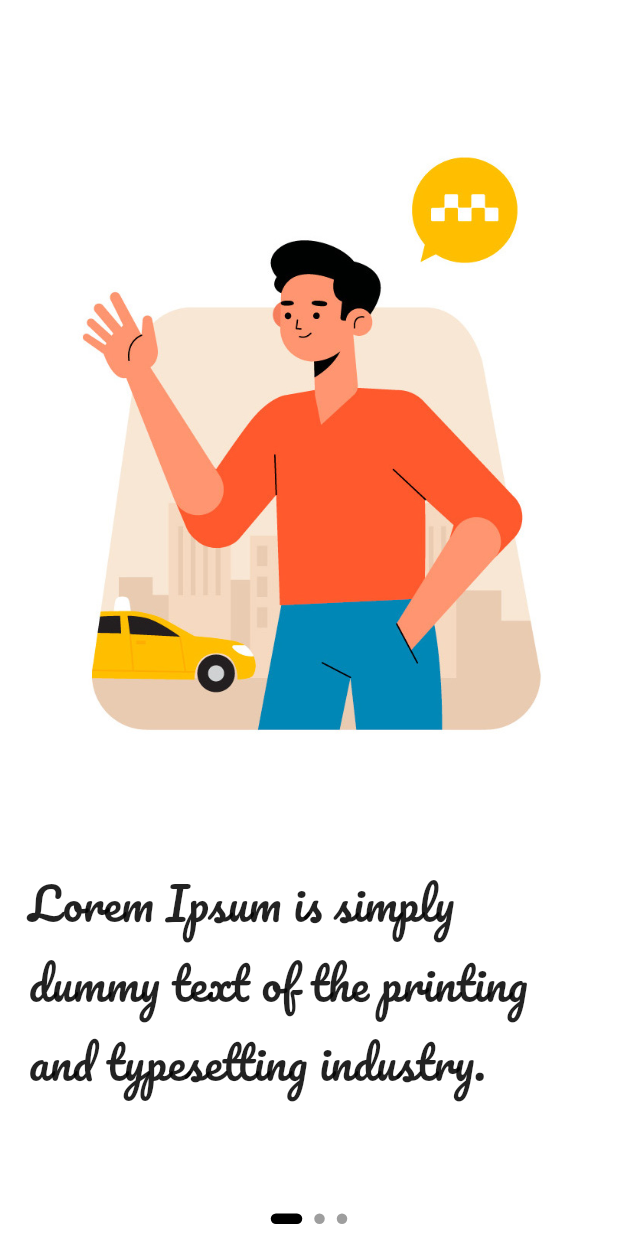
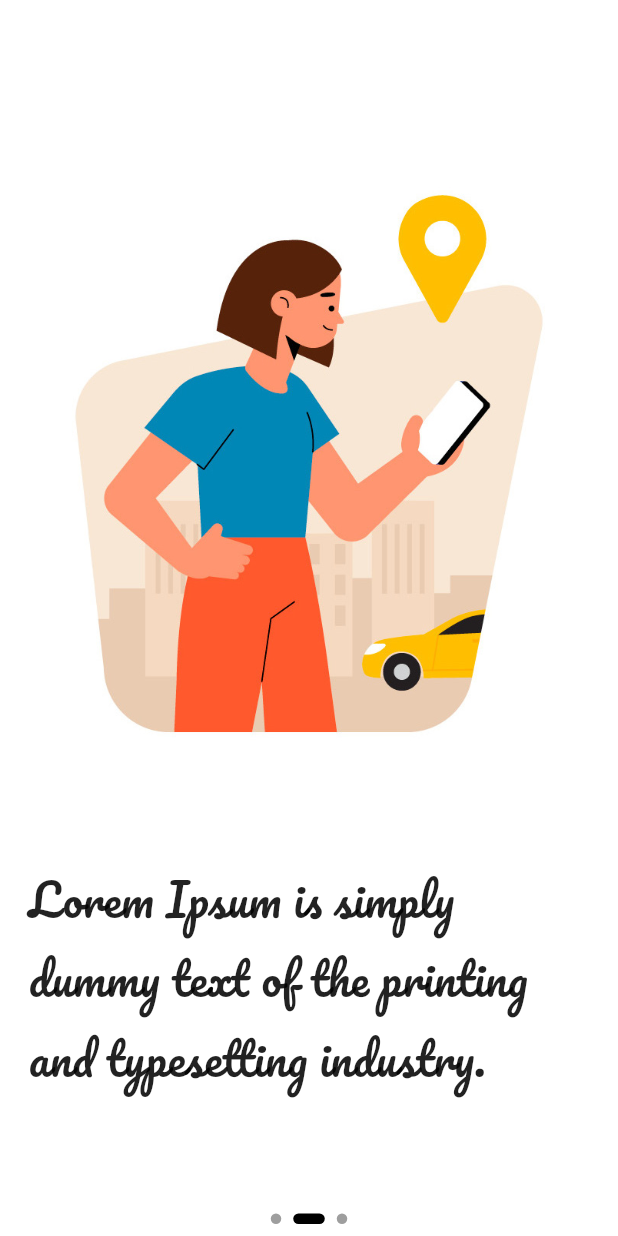
Before and after one commit to Mindinventory/onboarding_animation, a Flutter app: the screen it shows after launch, on a phone screen of 412 x 824 dp. Run offline on Flutter 3.47's test engine with Material 2 defaults, Android fonts, the phone set to English and light mode, and no system bars; drawn by our look-alikes of smooth_page_indicator; our stand-ins replace google_fonts.

```diff
--- a/example/lib/main.dart
+++ b/example/lib/main.dart
@@ -35,9 +35,10 @@ class _OnBoardingAnimationExampleState
   Widget build(BuildContext context) {
     return Scaffold(
       backgroundColor: Colors.white.withOpacity(.9),
-      body: const Padding(
+      body: Padding(
         padding: EdgeInsets.all(8.0),
         child: OnBoardingAnimation(
+          controller: PageController(initialPage: 1),
           pages: [
             _GetCardsContent(
               image: 'assets/images/image_1.jpg',
--- a/lib/onboarding_animation.dart
+++ b/lib/onboarding_animation.dart
@@ -7,6 +7,9 @@ import 'package:smooth_page_indicator/smooth_page_indicator.dart';
 class OnBoardingAnimation extends StatefulWidget {
   /// This parameter is required. need to provide list of [Widget] user wants to show on onBoarding.
   final List<Widget> pages;
+
+  /// This parameter is use to set the page controller.
+  final PageController? controller;
 
   /// This parameter is used to set the offset of the indicator.
   final double indicatorOffset;
@@ -91,6 +94,7 @@ class OnBoardingAnimation extends StatefulWidget {
 
   const OnBoardingAnimation({
     required this.pages,
+    this.controller,
     this.indicatorOffset = 10.0,
     this.indicatorDotWidth = 10.0,
     this.indicatorDotHeight = 10.0,
@@ -125,15 +129,18 @@ class OnBoardingAnimation extends StatefulWidget {
 }
 
 class _OnBoardingAnimationState extends State<OnBoardingAnimation> {
-  final PageController _pageController = PageController(initialPage: 0);
+  late PageController _pageController;
   final ValueNotifier<double> _pageIndex = ValueNotifier(0.0);
 
   /// Initialize the listener to add page listener.
   @override
   void initState() {
     super.initState();
-    WidgetsBinding.instance!.addPostFrameCallback((_) {
+    _pageController = widget.controller ?? PageController(initialPage: 0);
+    WidgetsBinding.instance.addPostFrameCallback((_) {
+      _pageIndex.value = _pageController.page ?? 0;
       _pageController.addListener(_listener);
+
     });
   }
 
@@ -180,11 +187,13 @@ class _OnBoardingAnimationState extends State<OnBoardingAnimation> {
                     },
                   );
                 },
-                onPageChanged: (index) => _pageIndex.value = index.toDouble(),
+                // onPageChanged: (index) => _pageIndex.value = index.toDouble(),
               );
             },
             valueListenable: _pageIndex,
           ),
+
+
           Align(
             alignment: _getIndicatorPosition()!,
             child: SmoothPageIndicator(
--- a/pubspec.yaml
+++ b/pubspec.yaml
@@ -1,7 +1,7 @@
 name: onboarding_animation
 description: This package provides page type animation to onboarding screens and provides indicator.
-version: 0.0.1
-homepage: https://github.com/mi-ghanshyam/onboarding_animation
+version: 0.0.2
+repository: https://github.com/mi-ghanshyam/onboarding_animation
 
 environment:
   sdk: ">=2.12.0 <3.0.0"
```
Also changed, not shown: 1 other file.
